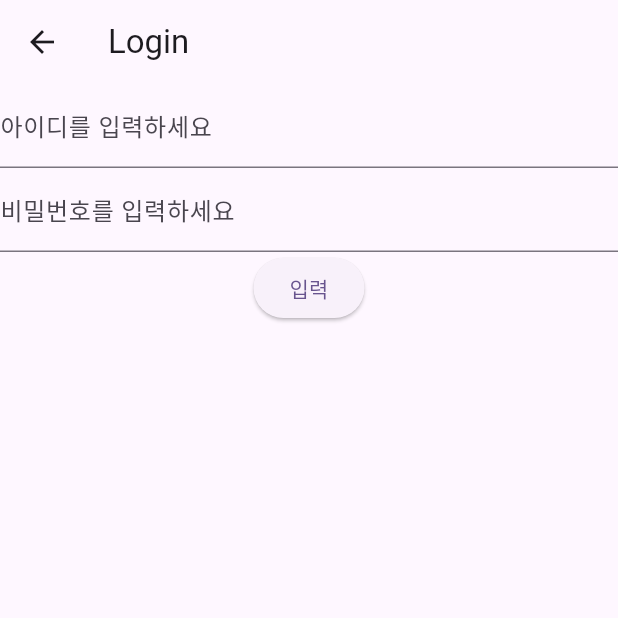
After one commit to Leewonyooung/vet, a Flutter app: the ClinicLogin screen opened directly, after a tap on "입력", on a phone screen of 412 x 824 dp, the top half of it. The commit adds this screen. Run offline on Flutter 3.47's test engine with Material 3 defaults, Android fonts, the phone set to English and light mode, and no system bars; our stand-ins replace cloud_firestore, firebase_auth, firebase_core, geolocator, get, get_storage and 3 more; accounts and stored records are empty; network calls fail; statements that could not run were skipped.

Commit message:
10.8.acb

```diff
--- a/Flutter/vet_app/lib/main.dart
+++ b/Flutter/vet_app/lib/main.dart
@@ -3,6 +3,7 @@ import 'package:flutter/material.dart';
 import 'package:get/get.dart';
 import 'package:get_storage/get_storage.dart';
 import 'package:vet_app/firebase_options.dart';
+import 'package:vet_app/view/clinic_login.dart';
 import 'package:vet_app/view/clinic_search.dart';
 import 'package:vet_app/view/login.dart';
 import 'package:vet_app/view/navigation.dart';
--- /dev/null
+++ b/Flutter/vet_app/lib/model/clinic_login.dart
@@ -0,0 +1,13 @@
+class ClinicLogin {
+  String? id;
+  String password;
+
+  ClinicLogin({
+    this.id,
+    required this.password,
+  });
+
+  ClinicLogin.fromMap(Map<dynamic, dynamic> res):
+    id = res['id'],
+    password = res['password'];
+}
--- /dev/null
+++ b/Flutter/vet_app/lib/view/clinic_login.dart
@@ -0,0 +1,86 @@
+import 'package:flutter/material.dart';
+import 'package:get/get.dart';
+import 'package:vet_app/view/mgt_home.dart';
+import 'package:vet_app/vm/vm_handler.dart';
+
+class ClinicLogin extends StatelessWidget {
+  ClinicLogin({super.key});
+
+  final TextEditingController idController = TextEditingController();
+  final TextEditingController passwordController = TextEditingController();
+
+  @override
+  Widget build(BuildContext context) {
+    final vmHandler = Get.put(VmHandler());
+    return Scaffold(
+      appBar: AppBar(
+        title: const Text('Login'),
+      ),
+
+      body: GetBuilder<VmHandler>(
+        builder: (controller) {
+          return Center(
+            child: Column(
+              children: [
+                TextField(
+                  controller: idController,
+                  decoration: InputDecoration(
+                    labelText: '아이디를 입력하세요'
+                  ),
+                ),
+                TextField(
+                  controller: passwordController,
+                  decoration: InputDecoration(
+                    labelText: '비밀번호를 입력하세요'
+                  ),
+                ),
+                  ElevatedButton(
+                  onPressed: () => clinicloginJsonCheck(vmHandler),
+                  child: const Text('입력'),
+                ),
+              ],
+            ),
+          );
+        },
+      )
+    );
+  }
+  //Function
+  clinicloginJsonCheck(VmHandler vmHandler) async {
+    String id =idController.text.trim();
+    String password =passwordController.text.trim();
+
+    List results =
+      await vmHandler.clinicloginJsonCheck(id, password);
+    if (results.isEmpty){
+      errorDialog();
+    }else{
+      loginDialog();
+    }
+  }
+
+  errorDialog(){
+    Get.defaultDialog(
+      title: 'error',
+      content : const Text('please contact management to create your clinic account \n TEL: 010-3116-9966'),
+      textCancel: 'cancel',
+      onCancel: Get.back,
+    );
+  }
+
+  loginDialog(){
+        Get.defaultDialog(
+      title: 'Welcome',
+      content : const Text('Login Successful'),
+      barrierDismissible: false,
+      textConfirm: 'proceed',
+      onConfirm: () {
+        idController.clear();
+        passwordController.clear();
+        Get.back();
+        Get.to(()=> const MgtHome());
+      },
+    );
+  }
+
+}// END
--- a/Flutter/vet_app/lib/view/clinic_search.dart
+++ b/Flutter/vet_app/lib/view/clinic_search.dart
@@ -40,7 +40,7 @@ class ClinicSearch extends StatelessWidget {
                       width: MediaQuery.of(context).size.width,
                       height: 700,
                       child:
-                         ListView.builder(
+                        ListView.builder(
                           itemCount: vmHandler.search.length,
                           itemBuilder: (context, index) {
                             final clinic = vmHandler.search;
@@ -66,8 +66,7 @@ class ClinicSearch extends StatelessWidget {
                               ),
                             );
                           },
-                          ),
-
+                        ),
                     ),
                   ],
                 );
--- a/Flutter/vet_app/lib/view/navigation.dart
+++ b/Flutter/vet_app/lib/view/navigation.dart
@@ -7,13 +7,14 @@ import 'package:vet_app/view/favorite.dart';
 import 'package:vet_app/view/mypage.dart';
 import 'package:vet_app/view/pet_register.dart';
 import 'package:vet_app/view/query_reservation.dart';
+import 'package:vet_app/vm/vm_handler.dart';
 
 class Navigation extends StatelessWidget {
   Navigation({super.key});
 
   final PersistentTabController _controller =
       PersistentTabController(initialIndex: 0);
-
+  VmHandler vmHandler = Get.put(VmHandler());
   @override
   Widget build(BuildContext context) {
     return Scaffold(
```
Also changed, not shown: Flutter/vet_app/lib/view/mgt_clinic_add.dart (added, +14 -0 lines), Flutter/vet_app/lib/view/mgt_home.dart (added, +40 -0 lines), Flutter/vet_app/lib/view/mgt_species_add.dart (added, +10 -0 lines), Flutter/vet_app/lib/vm/clinic_handler.dart (+21 -0 lines), Flutter/vet_app/lib/vm/login_handler.dart (+60 -52 lines), 3 other files.
